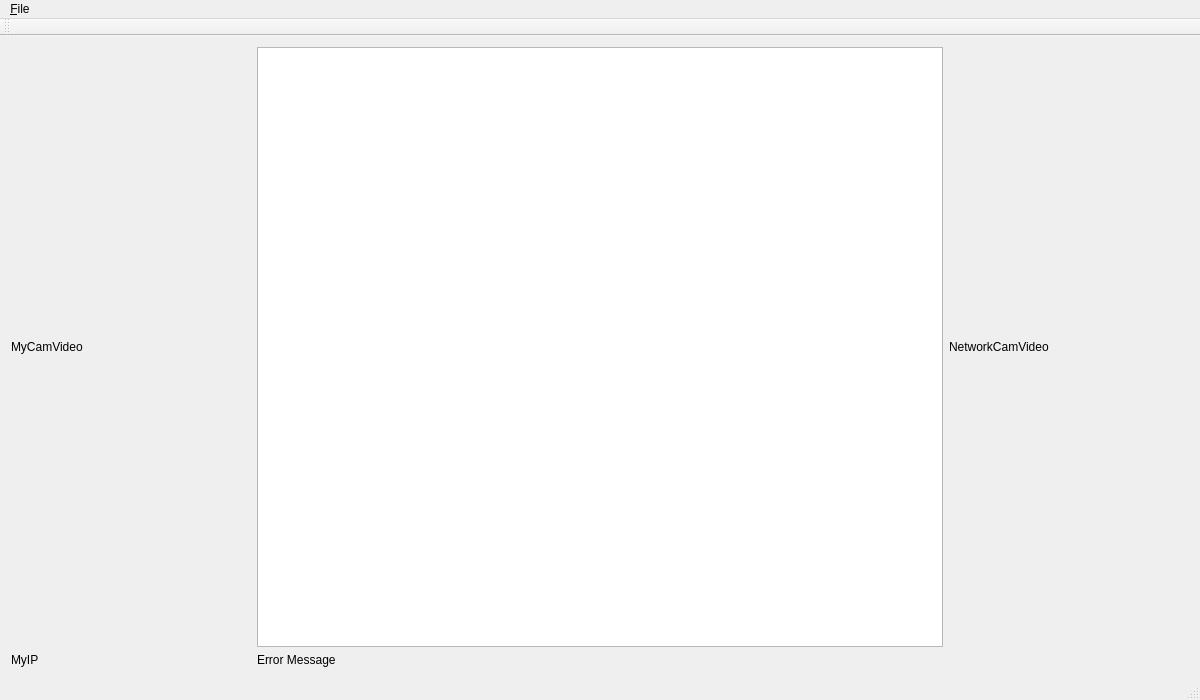
The window that HungarianRoadRage/mainwindow.ui (tkertesz/hrrqt) describes before a commit, drawn with Qt 5.
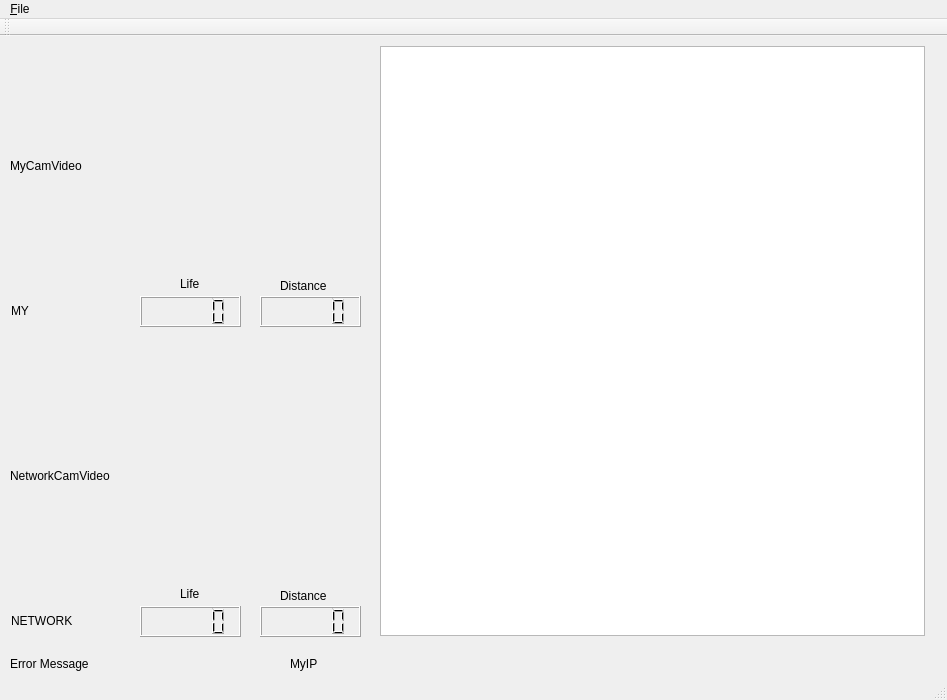
The same window after the commit.

Commit message: Modified UI and added startview skeleton.

Patch:
```diff
--- a/HungarianRoadRage/mainwindow.ui
+++ b/HungarianRoadRage/mainwindow.ui
@@ -9,19 +9,19 @@
    <rect>
     <x>0</x>
     <y>0</y>
-    <width>1200</width>
+    <width>947</width>
     <height>700</height>
    </rect>
   </property>
   <property name="minimumSize">
    <size>
-    <width>1200</width>
+    <width>947</width>
     <height>700</height>
    </size>
   </property>
   <property name="maximumSize">
    <size>
-    <width>1200</width>
+    <width>947</width>
     <height>700</height>
    </size>
   </property>
@@ -35,37 +35,33 @@
    <bool>false</bool>
   </property>
   <widget class="QWidget" name="centralWidget">
-   <layout class="QGridLayout" name="gridLayout">
-    <item row="0" column="0">
-     <widget class="QLabel" name="MyVideoLabel">
-      <property name="minimumSize">
-       <size>
-        <width>240</width>
-        <height>150</height>
-       </size>
-      </property>
-      <property name="maximumSize">
-       <size>
-        <width>240</width>
-        <height>150</height>
-       </size>
-      </property>
-      <property name="autoFillBackground">
-       <bool>true</bool>
-      </property>
-      <property name="text">
-       <string>MyCamVideo</string>
-      </property>
-     </widget>
-    </item>
-    <item row="0" column="1">
      <widget class="QGraphicsView" name="graphicsView">
+    <property name="geometry">
+     <rect>
+      <x>380</x>
+      <y>10</y>
+      <width>545</width>
+      <height>590</height>
+     </rect>
+    </property>
       <property name="sizePolicy">
        <sizepolicy hsizetype="Expanding" vsizetype="Expanding">
         <horstretch>0</horstretch>
         <verstretch>0</verstretch>
        </sizepolicy>
       </property>
+    <property name="minimumSize">
+     <size>
+      <width>545</width>
+      <height>590</height>
+     </size>
+    </property>
+    <property name="maximumSize">
+     <size>
+      <width>545</width>
+      <height>590</height>
+     </size>
+    </property>
       <property name="focusPolicy">
        <enum>Qt::NoFocus</enum>
       </property>
@@ -79,19 +75,25 @@
        <enum>Qt::ScrollBarAlwaysOff</enum>
       </property>
      </widget>
-    </item>
-    <item row="0" column="2">
      <widget class="QLabel" name="NetworkCamVideo">
+    <property name="geometry">
+     <rect>
+      <x>10</x>
+      <y>330</y>
+      <width>350</width>
+      <height>220</height>
+     </rect>
+    </property>
       <property name="minimumSize">
        <size>
-        <width>240</width>
-        <height>150</height>
+      <width>350</width>
+      <height>220</height>
        </size>
       </property>
       <property name="maximumSize">
        <size>
-        <width>240</width>
-        <height>150</height>
+      <width>350</width>
+      <height>220</height>
        </size>
       </property>
       <property name="autoFillBackground">
@@ -101,22 +103,212 @@
        <string>NetworkCamVideo</string>
       </property>
      </widget>
-    </item>
-    <item row="1" column="0">
      <widget class="QLabel" name="MyIP">
+    <property name="geometry">
+     <rect>
+      <x>290</x>
+      <y>620</y>
+      <width>29</width>
+      <height>16</height>
+     </rect>
+    </property>
       <property name="text">
        <string>MyIP</string>
       </property>
      </widget>
-    </item>
-    <item row="1" column="1">
      <widget class="QLabel" name="ErrorLabel">
+    <property name="geometry">
+     <rect>
+      <x>10</x>
+      <y>620</y>
+      <width>90</width>
+      <height>16</height>
+     </rect>
+    </property>
       <property name="text">
        <string>Error Message</string>
       </property>
      </widget>
-    </item>
-   </layout>
+   <widget class="QLabel" name="MyVideoLabel">
+    <property name="geometry">
+     <rect>
+      <x>10</x>
+      <y>20</y>
+      <width>352</width>
+      <height>220</height>
+     </rect>
+    </property>
+    <property name="minimumSize">
+     <size>
+      <width>352</width>
+      <height>220</height>
+     </size>
+    </property>
+    <property name="maximumSize">
+     <size>
+      <width>350</width>
+      <height>220</height>
+     </size>
+    </property>
+    <property name="autoFillBackground">
+     <bool>true</bool>
+    </property>
+    <property name="text">
+     <string>MyCamVideo</string>
+    </property>
+   </widget>
+   <widget class="QLabel" name="MyGamerName">
+    <property name="geometry">
+     <rect>
+      <x>11</x>
+      <y>260</y>
+      <width>100</width>
+      <height>30</height>
+     </rect>
+    </property>
+    <property name="minimumSize">
+     <size>
+      <width>100</width>
+      <height>30</height>
+     </size>
+    </property>
+    <property name="maximumSize">
+     <size>
+      <width>100</width>
+      <height>30</height>
+     </size>
+    </property>
+    <property name="text">
+     <string>MY</string>
+    </property>
+   </widget>
+   <widget class="QLabel" name="NetworkGamerName">
+    <property name="geometry">
+     <rect>
+      <x>11</x>
+      <y>570</y>
+      <width>100</width>
+      <height>30</height>
+     </rect>
+    </property>
+    <property name="minimumSize">
+     <size>
+      <width>100</width>
+      <height>30</height>
+     </size>
+    </property>
+    <property name="maximumSize">
+     <size>
+      <width>100</width>
+      <height>30</height>
+     </size>
+    </property>
+    <property name="text">
+     <string>NETWORK</string>
+    </property>
+   </widget>
+   <widget class="QLCDNumber" name="MyDistLCD">
+    <property name="geometry">
+     <rect>
+      <x>260</x>
+      <y>260</y>
+      <width>101</width>
+      <height>31</height>
+     </rect>
+    </property>
+   </widget>
+   <widget class="QLCDNumber" name="MyLifeLCD">
+    <property name="geometry">
+     <rect>
+      <x>140</x>
+      <y>260</y>
+      <width>101</width>
+      <height>31</height>
+     </rect>
+    </property>
+    <property name="font">
+     <font>
+      <pointsize>13</pointsize>
+     </font>
+    </property>
+   </widget>
+   <widget class="QLCDNumber" name="NetworkLifeLCD">
+    <property name="geometry">
+     <rect>
+      <x>140</x>
+      <y>570</y>
+      <width>101</width>
+      <height>31</height>
+     </rect>
+    </property>
+    <property name="font">
+     <font>
+      <pointsize>13</pointsize>
+     </font>
+    </property>
+   </widget>
+   <widget class="QLCDNumber" name="NetworkDistLCD">
+    <property name="geometry">
+     <rect>
+      <x>260</x>
+      <y>570</y>
+      <width>101</width>
+      <height>31</height>
+     </rect>
+    </property>
+   </widget>
+   <widget class="QLabel" name="label">
+    <property name="geometry">
+     <rect>
+      <x>180</x>
+      <y>550</y>
+      <width>21</width>
+      <height>16</height>
+     </rect>
+    </property>
+    <property name="text">
+     <string>Life</string>
+    </property>
+   </widget>
+   <widget class="QLabel" name="label_2">
+    <property name="geometry">
+     <rect>
+      <x>280</x>
+      <y>550</y>
+      <width>61</width>
+      <height>20</height>
+     </rect>
+    </property>
+    <property name="text">
+     <string>Distance</string>
+    </property>
+   </widget>
+   <widget class="QLabel" name="label_3">
+    <property name="geometry">
+     <rect>
+      <x>180</x>
+      <y>240</y>
+      <width>21</width>
+      <height>16</height>
+     </rect>
+    </property>
+    <property name="text">
+     <string>Life</string>
+    </property>
+   </widget>
+   <widget class="QLabel" name="label_4">
+    <property name="geometry">
+     <rect>
+      <x>280</x>
+      <y>240</y>
+      <width>61</width>
+      <height>20</height>
+     </rect>
+    </property>
+    <property name="text">
+     <string>Distance</string>
+    </property>
+   </widget>
   </widget>
   <widget class="QToolBar" name="mainToolBar">
    <attribute name="toolBarArea">
@@ -132,7 +324,7 @@
     <rect>
      <x>0</x>
      <y>0</y>
-     <width>1200</width>
+     <width>947</width>
      <height>22</height>
     </rect>
    </property>
```
Lines whose indentation alone changed are shown as unchanged. The commit also changes 5 other files.
